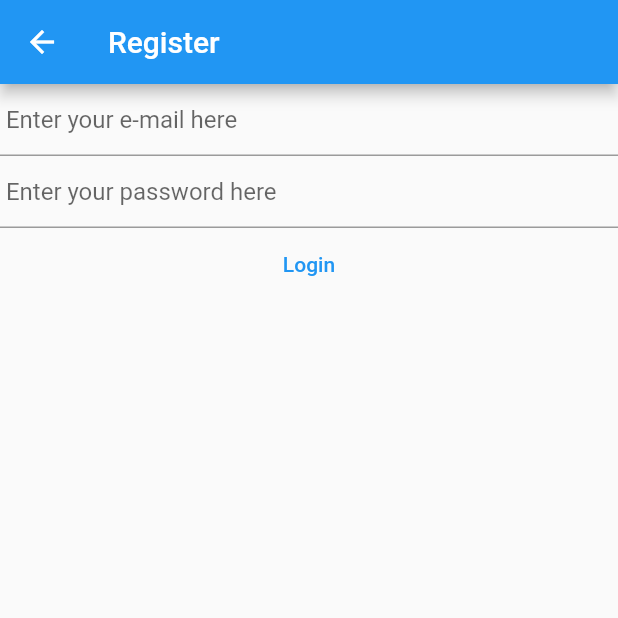
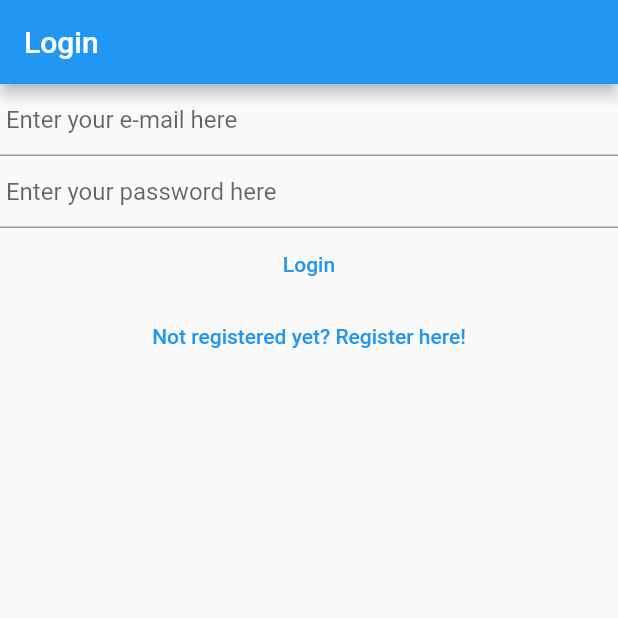
Before and after one commit to vergl/mynotes, a Flutter app: the LoginView screen opened directly, on a phone screen of 412 x 824 dp, the top half of it. Run offline on Flutter 3.47's test engine with Material 2 defaults, Android fonts, the phone set to English and light mode, and no system bars; our stand-ins replace firebase_auth, firebase_core; accounts and stored records are empty.

Commit message:
add logic for register and login

```diff
--- a/lib/views/login_view.dart
+++ b/lib/views/login_view.dart
@@ -1,7 +1,5 @@
-import 'package:firebase_core/firebase_core.dart';
 import 'package:flutter/material.dart';
 import 'package:firebase_auth/firebase_auth.dart';
-import 'package:mynotes/firebase_options.dart';
 
 class LoginView extends StatefulWidget {
   const LoginView({super.key});
@@ -31,21 +29,8 @@ class _LoginViewState extends State<LoginView> {
   @override
   Widget build(BuildContext context) {
     return Scaffold(
-      appBar: AppBar(
-        title: const Text('Register'),
-      ),
-      body: FutureBuilder(
-        future: Firebase.initializeApp(
-          options: DefaultFirebaseOptions.currentPlatform,
-        ),
-        builder: (context, snapshot) {
-          switch (snapshot.connectionState) {
-            case ConnectionState.none:
-            case ConnectionState.waiting:
-            case ConnectionState.active:
-              return const Text("Loading...");
-            case ConnectionState.done:
-              return Column(
+      appBar: AppBar(title: const Text('Login')),
+      body: Column(
         children: [
           TextField(
             controller: _email,
@@ -71,8 +56,8 @@ class _LoginViewState extends State<LoginView> {
               final password = _password.text;
 
               try {
-                        final userCredential = await FirebaseAuth.instance
-                            .signInWithEmailAndPassword(
+                final userCredential =
+                    await FirebaseAuth.instance.signInWithEmailAndPassword(
                   email: email,
                   password: password,
                 );
@@ -87,10 +72,16 @@ class _LoginViewState extends State<LoginView> {
             },
             child: const Text('Login'),
           ),
+          TextButton(
+            onPressed: () {
+              Navigator.of(context).pushNamedAndRemoveUntil(
+                '/register/',
+                (route) => false,
+              );
+            },
+            child: const Text('Not registered yet? Register here!'),
+          )
         ],
-              );
-          }
-        },
       ),
     );
   }
```
Also changed, not shown: lib/main.dart (+17 -16 lines), lib/views/register_view.dart (+11 -19 lines), lib/views/verify_email_view.dart (added, +31 -0 lines). Lines whose indentation alone changed are shown as unchanged.
